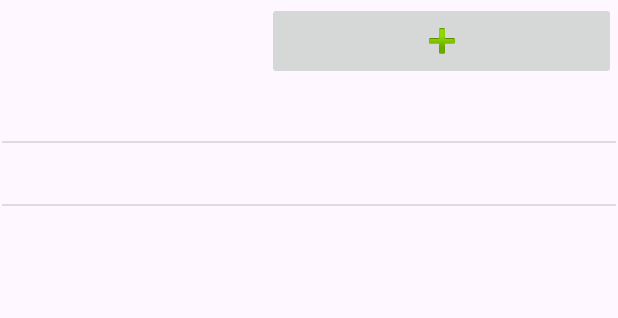
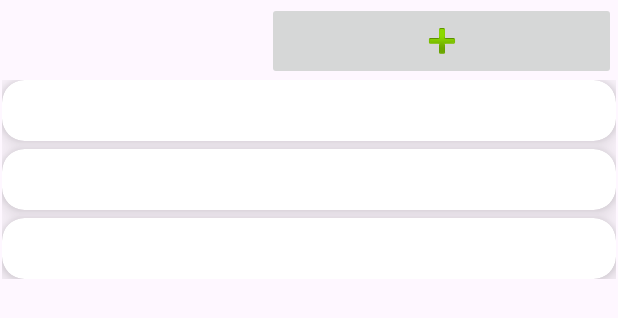
Before and after one commit to RichardFedak/tva, an Android app: the layout fragment_spendings.xml on its own in the app's theme, with its tools: preview values and no code run, on a phone screen of 412 x 824 dp. Shown: the top 318 px of the screen. Run offline under Robolectric (Android 15) with nearby library versions, the phone set to English and light mode, and no system bars.

Commit message:
Úprava GUI zoznamu

```diff
--- a/app/src/main/res/layout/fragment_spendings.xml
+++ b/app/src/main/res/layout/fragment_spendings.xml
@@ -45,6 +45,8 @@
             android:id="@+id/spendings_list"
             android:layout_width="match_parent"
             android:layout_height="wrap_content"
-            tools:listitem="@layout/list_item"/>
+            tools:listitem="@layout/list_item"
+            android:divider="@android:color/transparent"
+            android:dividerHeight="5sp"/>
     </LinearLayout>
 </androidx.constraintlayout.widget.ConstraintLayout>
--- a/app/src/main/res/layout/fragment_stats.xml
+++ b/app/src/main/res/layout/fragment_stats.xml
@@ -82,6 +82,8 @@
             android:id="@+id/expensesListView"
             android:layout_width="match_parent"
             android:layout_height="wrap_content"
+            android:divider="@android:color/transparent"
+            android:dividerHeight="10sp"
             android:layout_marginTop="20dp"/>
 
     </LinearLayout>
--- a/app/src/main/res/layout/list_item.xml
+++ b/app/src/main/res/layout/list_item.xml
@@ -1,9 +1,19 @@
 <?xml version="1.0" encoding="utf-8"?>
+<androidx.cardview.widget.CardView
+    xmlns:android="http://schemas.android.com/apk/res/android"
+    xmlns:app="http://schemas.android.com/apk/res-auto"
+    android:layout_marginStart="12dp"
+    android:layout_marginEnd="12dp"
+    android:layout_marginVertical="10dp"
+    android:layout_marginHorizontal="10dp"
+    app:cardCornerRadius="15dp"
+    app:cardElevation="8dp"
+    android:layout_width="match_parent"
+    android:layout_height="wrap_content">
+
     <LinearLayout
-    xmlns:android="http://schemas.android.com/apk/res/android"
         android:layout_width="match_parent"
-    android:layout_height="wrap_content"
-    android:orientation="horizontal">
+        android:layout_height="wrap_content">
 
         <TextView
             android:id="@+id/valueTextView"
@@ -32,3 +42,4 @@
             android:text=""
             android:textAppearance="?android:textAppearanceMedium" />
     </LinearLayout>
+</androidx.cardview.widget.CardView>
```
Also changed, not shown: app/src/main/java/com/example/myapplication/SpendingsListViewAdapter.kt (+26 -9 lines). Lines whose indentation alone changed are shown as unchanged.
